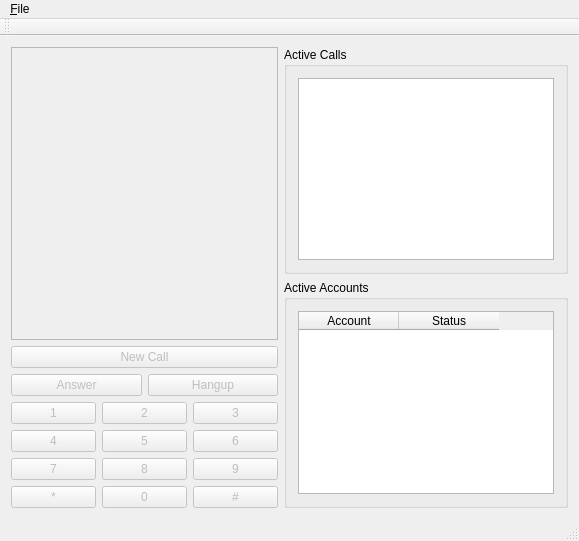
This is jmesquita/FSPhone/mainwindow.ui in freeswitch/freeswitch-contrib as Qt 5 draws it before an edit. The edited form follows.
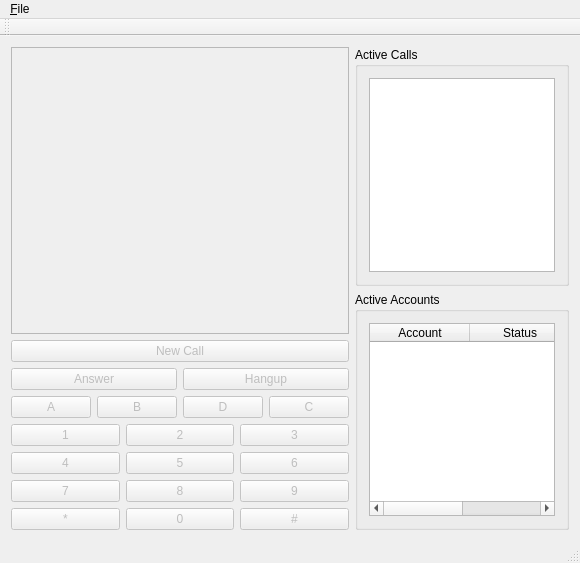
This is the edited form.

Commit message: Add ABCD DTMF capability. Thanks for the reminder bkw_, again.

```diff
--- a/jmesquita/FSPhone/mainwindow.ui
+++ b/jmesquita/FSPhone/mainwindow.ui
@@ -6,15 +6,15 @@
    <rect>
     <x>0</x>
     <y>0</y>
-    <width>579</width>
-    <height>541</height>
+    <width>580</width>
+    <height>563</height>
    </rect>
   </property>
   <property name="windowTitle">
    <string>FSPhone - A FreeSWITCH softphone</string>
   </property>
   <widget class="QWidget" name="centralWidget">
-   <layout class="QHBoxLayout" name="horizontalLayout_4">
+   <layout class="QHBoxLayout" name="horizontalLayout_5">
     <item>
      <layout class="QVBoxLayout" name="verticalLayout_2">
       <item>
@@ -65,6 +65,50 @@
         </item>
        </layout>
       </item>
+      <item>
+       <layout class="QHBoxLayout" name="horizontalLayout_4">
+        <item>
+         <widget class="QPushButton" name="dtmfABtn">
+          <property name="enabled">
+           <bool>false</bool>
+          </property>
+          <property name="text">
+           <string>A</string>
+          </property>
+         </widget>
+        </item>
+        <item>
+         <widget class="QPushButton" name="dtmfBBtn">
+          <property name="enabled">
+           <bool>false</bool>
+          </property>
+          <property name="text">
+           <string>B</string>
+          </property>
+         </widget>
+        </item>
+        <item>
+         <widget class="QPushButton" name="dtmfDBtn">
+          <property name="enabled">
+           <bool>false</bool>
+          </property>
+          <property name="text">
+           <string>D</string>
+          </property>
+         </widget>
+        </item>
+        <item>
+         <widget class="QPushButton" name="dtmfCBtn">
+          <property name="enabled">
+           <bool>false</bool>
+          </property>
+          <property name="text">
+           <string>C</string>
+          </property>
+         </widget>
+        </item>
+       </layout>
+      </item>
       <item>
        <layout class="QGridLayout" name="gridLayout">
         <item row="0" column="0">
@@ -270,8 +314,8 @@
     <rect>
      <x>0</x>
      <y>0</y>
-     <width>579</width>
-     <height>24</height>
+     <width>580</width>
+     <height>22</height>
     </rect>
    </property>
    <widget class="QMenu" name="menu_File">
```
The commit also changes 1 other file.
